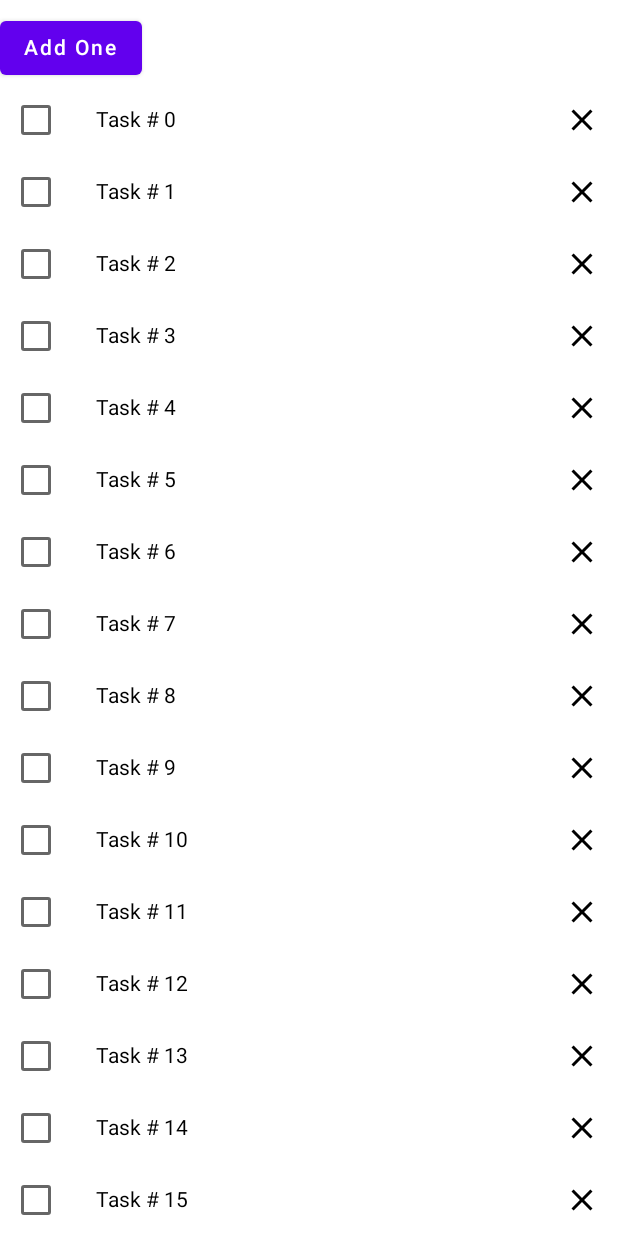
After one commit to AhmedMensh/deal, an Android app built with Jetpack Compose: the composable WellnessScreen shown on its own in the app's theme, on a phone screen of 412 x 824 dp. The commit adds this screen. Run offline under Robolectric (Android 15) with nearby library versions, the phone set to English and light mode, and no system bars; our stand-ins replace Dagger/Hilt's generated code.

Commit message:
hamdel compose state

```diff
--- a/features/home/build.gradle.kts
+++ b/features/home/build.gradle.kts
@@ -24,5 +24,9 @@ android {
 
 dependencies {
 
+    implementation(libs.androidx.core)
+    implementation(libs.androidx.lifecycle)
     implementation(libs.bundles.compose)
+    implementation(libs.hilt.android)
+    implementation(libs.androidx.hilt.navigation.compose)
 }
--- a/features/home/src/main/java/com/example/home/HomeScreen.kt
+++ b/features/home/src/main/java/com/example/home/HomeScreen.kt
@@ -31,6 +31,7 @@ import androidx.compose.ui.unit.TextUnit
 import androidx.compose.ui.unit.TextUnitType
 import androidx.compose.ui.unit.dp
 import com.example.my_soothe.MySootheApp
+import com.example.wellness.WellnessScreen
 
 @Composable
 fun HomeRoute() {
@@ -39,7 +40,8 @@ fun HomeRoute() {
 
 @Composable
 fun HomeScreen() {
-    MySootheApp()
+//    MySootheApp()
+    WellnessScreen()
 }
 @Immutable
 @Stable
--- /dev/null
+++ b/features/home/src/main/java/com/example/wellness/WaterCounter.kt
@@ -0,0 +1,46 @@
+package com.example.wellness
+
+import android.annotation.SuppressLint
+import androidx.compose.foundation.layout.Column
+import androidx.compose.foundation.layout.Row
+import androidx.compose.foundation.layout.padding
+import androidx.compose.foundation.lazy.LazyColumn
+import androidx.compose.foundation.lazy.items
+import androidx.compose.material.Button
+import androidx.compose.material.Checkbox
+import androidx.compose.material.Icon
+import androidx.compose.material.IconButton
+import androidx.compose.material.Text
+import androidx.compose.material.icons.Icons
+import androidx.compose.material.icons.filled.Close
+import androidx.compose.runtime.Composable
+import androidx.compose.runtime.MutableIntState
+import androidx.compose.runtime.getValue
+import androidx.compose.runtime.mutableIntStateOf
+import androidx.compose.runtime.mutableStateOf
+import androidx.compose.runtime.remember
+import androidx.compose.runtime.setValue
+import androidx.compose.ui.Alignment
+import androidx.compose.ui.Modifier
+import androidx.compose.ui.unit.dp
+
+@Composable
+fun StatefulWaterCounter(modifier: Modifier = Modifier) {
+    var count by remember { mutableStateOf(0) }
+    StatelessWaterCounter(count = count, onIncrementClick = { count++ })
+
+}
+
+@Composable
+fun StatelessWaterCounter(modifier: Modifier = Modifier, count: Int, onIncrementClick: () -> Unit) {
+    Column {
+        if (count > 0) {
+            Text("You have watered ${count} glasses.")
+        }
+        Row {
+            Button(onClick = onIncrementClick, Modifier.padding(top = 8.dp)) {
+                Text("Add One")
+            }
+        }
+    }
+}
--- /dev/null
+++ b/features/home/src/main/java/com/example/wellness/WellnessScreen.kt
@@ -0,0 +1,18 @@
+package com.example.wellness
+
+import androidx.compose.foundation.layout.Column
+import androidx.compose.runtime.Composable
+import androidx.compose.ui.Modifier
+
+
+@Composable
+fun WellnessScreen(
+    modifier: Modifier = Modifier,
+    viewModel: WellnessViewModel = WellnessViewModel()
+) {
+
+    Column {
+        StatefulWaterCounter(modifier)
+        WellnessTasksList(modifier)
+    }
+}
--- /dev/null
+++ b/features/home/src/main/java/com/example/wellness/WellnessTasks.kt
@@ -0,0 +1,75 @@
+package com.example.wellness
+
+import androidx.compose.foundation.layout.Row
+import androidx.compose.foundation.layout.padding
+import androidx.compose.foundation.lazy.LazyColumn
+import androidx.compose.foundation.lazy.items
+import androidx.compose.material.Checkbox
+import androidx.compose.material.Icon
+import androidx.compose.material.IconButton
+import androidx.compose.material.Text
+import androidx.compose.material.icons.Icons
+import androidx.compose.material.icons.filled.Close
+import androidx.compose.runtime.Composable
+import androidx.compose.runtime.MutableState
+import androidx.compose.runtime.getValue
+import androidx.compose.runtime.mutableStateOf
+import androidx.compose.runtime.remember
+import androidx.compose.runtime.setValue
+import androidx.compose.runtime.toMutableStateList
+import androidx.compose.ui.Alignment
+import androidx.compose.ui.Modifier
+import androidx.compose.ui.unit.dp
+
+@Composable
+fun WellnessTasksList(
+    modifier: Modifier = Modifier,
+    viewModel: WellnessViewModel = WellnessViewModel()
+) {
+
+
+    LazyColumn {
+        items(
+            viewModel.tasks,
+            key = { task -> task.id }) { task ->
+            WellnessTaskItem(modifier, task, { task, checked ->
+                viewModel.changeTaskChecked(task, checked)
+            }, {
+                viewModel.remove(task)
+            })
+        }
+    }
+
+}
+
+
+@Composable
+fun WellnessTaskItem(
+    modifier: Modifier = Modifier,
+    task: WellnessTask,
+    onCheckedChange: (WellnessTask, Boolean) -> Unit,
+    onClose: () -> Unit
+) {
+    Row(
+        modifier = modifier, verticalAlignment = Alignment.CenterVertically
+    ) {
+        Checkbox(checked = task.checked, onCheckedChange = { onCheckedChange.invoke(task, it) })
+        Text(
+            modifier = Modifier
+                .weight(1f)
+                .padding(start = 16.dp),
+            text = task.name
+        )
+        IconButton(onClick = onClose) {
+            Icon(Icons.Filled.Close, contentDescription = "Close")
+        }
+    }
+}
+
+data class WellnessTask(
+    val id: Int,
+    val name: String,
+    val initialChecked: Boolean = false
+){
+    var checked by mutableStateOf(initialChecked)
+}
--- /dev/null
+++ b/features/home/src/main/java/com/example/wellness/WellnessViewModel.kt
@@ -0,0 +1,22 @@
+package com.example.wellness
+
+import androidx.compose.runtime.toMutableStateList
+import androidx.lifecycle.ViewModel
+
+class WellnessViewModel : ViewModel() {
+
+    private val _tasks =  getWellnessTasks().toMutableStateList()
+
+    val tasks : List<WellnessTask> = _tasks
+
+
+    fun remove(task: WellnessTask){
+        _tasks.remove(task)
+    }
+
+    fun changeTaskChecked(item: WellnessTask, checked: Boolean) =
+        _tasks.find { it.id == item.id }?.let { task ->
+            task.checked = checked
+        }
+    private fun getWellnessTasks() = List(30) { i -> WellnessTask(i, "Task # $i") }
+}
```
